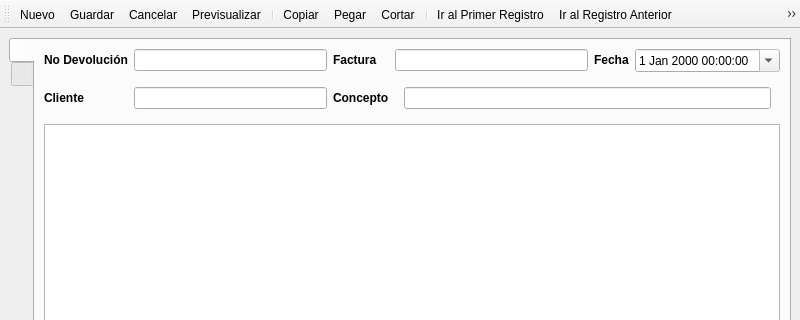
Qt form src/ui/devolucion.ui (armonge/EsquipulasPy) before a commit; both pictures show x 0 to 800 and y 0 to 320 of the 800 by 600 pixel window.
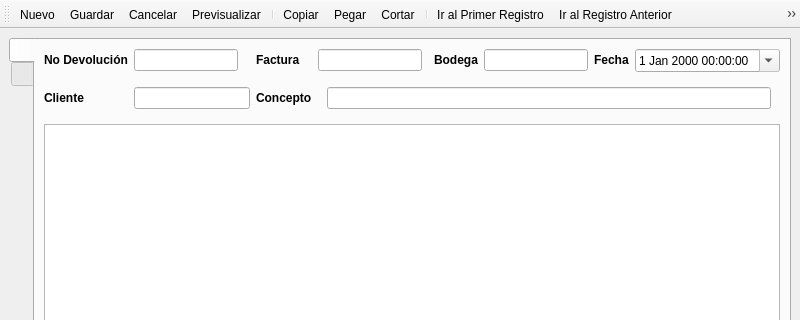
The same form after that commit. The open tabs and pages were chosen to show the change. Icons and pictures are not drawn.

Commit message: - Cambios en el dialogo de usuario, ahora no se muestra el borde de la ventana - Ahora en kardex se muestran tambien las entradas por devolución - En el dialogo para elegir el documento a ingresar en bodega se muestra tambien el tipo de documento

Diff of the .ui file:
```diff
--- a/src/ui/devolucion.ui
+++ b/src/ui/devolucion.ui
@@ -68,7 +68,7 @@
           </property>
          </widget>
         </item>
-        <item row="0" column="2">
+        <item row="0" column="4">
          <widget class="QLabel" name="label_4">
           <property name="sizePolicy">
            <sizepolicy hsizetype="Preferred" vsizetype="Fixed">
@@ -84,7 +84,7 @@
           </property>
          </widget>
         </item>
-        <item row="0" column="3">
+        <item row="0" column="5">
          <widget class="QLineEdit" name="txtBill">
           <property name="sizePolicy">
            <sizepolicy hsizetype="Expanding" vsizetype="Fixed">
@@ -97,7 +97,7 @@
           </property>
          </widget>
         </item>
-        <item row="0" column="4">
+        <item row="0" column="9">
          <widget class="QLabel" name="label_5">
           <property name="sizePolicy">
            <sizepolicy hsizetype="Preferred" vsizetype="Fixed">
@@ -113,7 +113,7 @@
           </property>
          </widget>
         </item>
-        <item row="0" column="5">
+        <item row="0" column="10">
          <widget class="QDateTimeEdit" name="dtPicker">
           <property name="sizePolicy">
            <sizepolicy hsizetype="Minimum" vsizetype="Fixed">
@@ -145,7 +145,7 @@
           </property>
          </widget>
         </item>
-        <item row="1" column="1">
+        <item row="1" column="1" colspan="3">
          <widget class="QLineEdit" name="txtClient">
           <property name="sizePolicy">
            <sizepolicy hsizetype="Preferred" vsizetype="Fixed">
@@ -158,7 +158,7 @@
           </property>
          </widget>
         </item>
-        <item row="1" column="2">
+        <item row="1" column="4">
          <widget class="QLabel" name="label_6">
           <property name="sizePolicy">
            <sizepolicy hsizetype="Preferred" vsizetype="Fixed">
@@ -178,7 +178,7 @@
           </property>
          </widget>
         </item>
-        <item row="1" column="3" colspan="3">
+        <item row="1" column="5" colspan="6">
          <widget class="QStackedWidget" name="swConcept">
           <property name="sizePolicy">
            <sizepolicy hsizetype="Preferred" vsizetype="Fixed">
@@ -213,7 +213,7 @@
           </widget>
          </widget>
         </item>
-        <item row="3" column="0" colspan="4">
+        <item row="3" column="0" colspan="9">
          <widget class="QGroupBox" name="groupBox_2">
           <property name="sizePolicy">
            <sizepolicy hsizetype="Preferred" vsizetype="Maximum">
@@ -247,7 +247,7 @@
           </layout>
          </widget>
         </item>
-        <item row="3" column="4" colspan="2">
+        <item row="3" column="9" colspan="2">
          <widget class="QGroupBox" name="groupBox">
           <property name="sizePolicy">
            <sizepolicy hsizetype="Preferred" vsizetype="Maximum">
@@ -406,7 +406,7 @@
           </layout>
          </widget>
         </item>
-        <item row="2" column="0" colspan="6">
+        <item row="2" column="0" colspan="11">
          <widget class="QTableView" name="tabledetails">
           <property name="sizePolicy">
            <sizepolicy hsizetype="Minimum" vsizetype="Minimum">
@@ -434,6 +434,23 @@
           </attribute>
          </widget>
         </item>
+        <item row="0" column="7">
+         <widget class="QLabel" name="label_7">
+          <property name="text">
+           <string>&lt;b&gt;Bodega&lt;/b&gt;</string>
+          </property>
+          <property name="buddy">
+           <cstring>txtWarehouse</cstring>
+          </property>
+         </widget>
+        </item>
+        <item row="0" column="8">
+         <widget class="QLineEdit" name="txtWarehouse">
+          <property name="readOnly">
+           <bool>true</bool>
+          </property>
+         </widget>
+        </item>
        </layout>
       </widget>
       <widget class="QWidget" name="tabnavigation">
```
Left out of the diff: 10 changed lines with no effect on the pictures. The commit also changes 11 other files.
